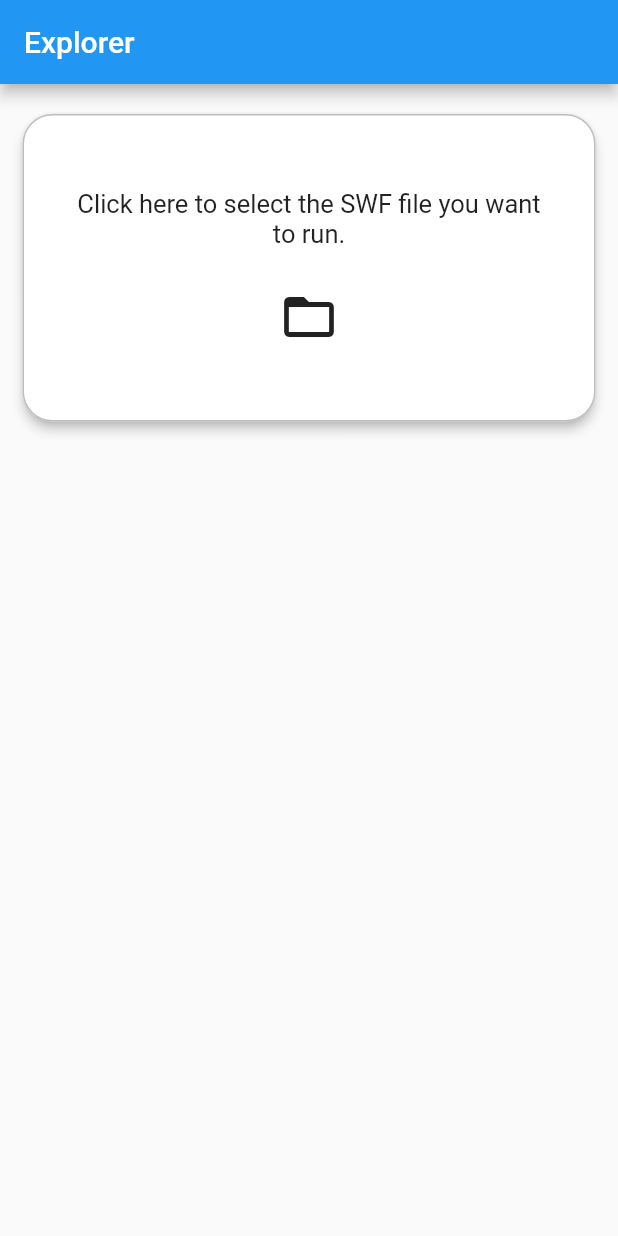
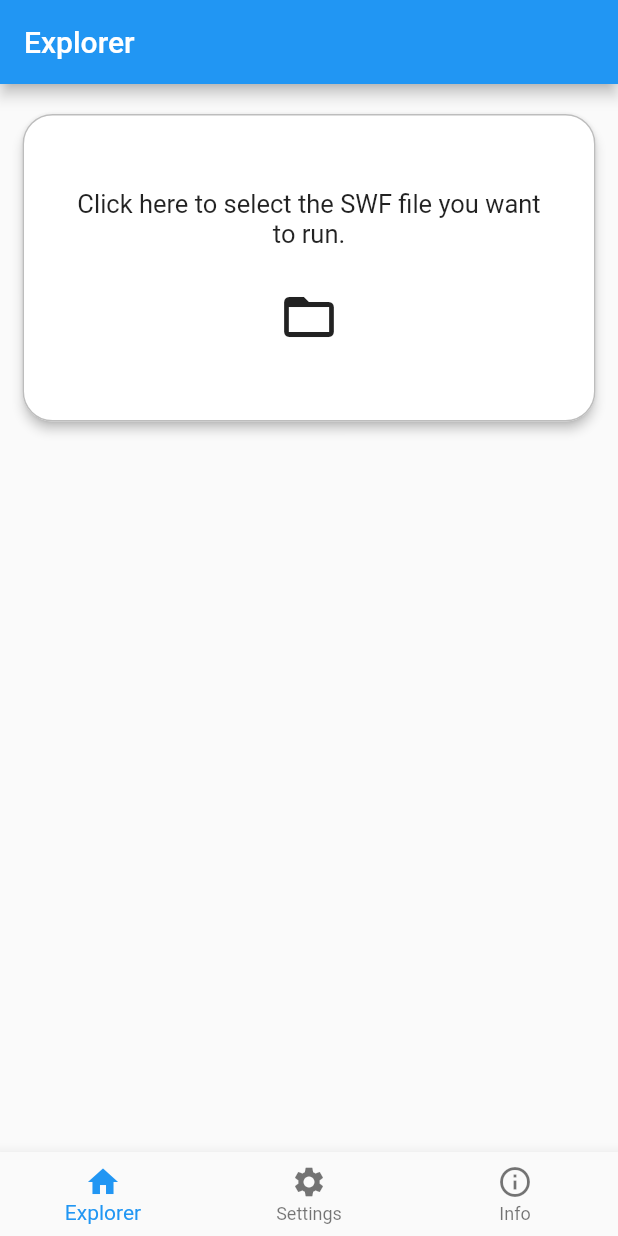
Before and after one commit to jooy2/flaru-mobile, a Flutter app: the screen it shows after launch, on a phone screen of 412 x 824 dp. Run offline on Flutter 3.47's test engine with Material 2 defaults, Android fonts, the phone set to English and light mode, and no system bars; our stand-ins replace file_picker, go_router, shelf, webview_flutter.

Commit message:
add basic bottom navigation menu

```diff
--- a/lib/app_router.dart
+++ b/lib/app_router.dart
@@ -1,8 +1,10 @@
 import 'package:flaru/screens/explorer_screen.dart';
+import 'package:flaru/screens/info_screen.dart';
 import 'package:flaru/screens/player_screen.dart';
+import 'package:flaru/screens/settings_screen.dart';
 import 'package:go_router/go_router.dart';
 
-enum RouteNames { explorer, player }
+enum RouteNames { explorer, player, settings, info }
 
 class AppRouter {
   static final router = GoRouter(initialLocation: '/${RouteNames.explorer.name}', observers: [], routes: [
@@ -16,5 +18,15 @@ class AppRouter {
       path: '/${RouteNames.player.name}',
       builder: (context, state) => PlayerScreen(swfFilePath: state.queryParameters['path']!),
     ),
+    GoRoute(
+      name: RouteNames.settings.name,
+      path: '/${RouteNames.settings.name}',
+      builder: (context, state) => const SettingsScreen(),
+    ),
+    GoRoute(
+      name: RouteNames.info.name,
+      path: '/${RouteNames.info.name}',
+      builder: (context, state) => const InfoScreen(),
+    ),
   ]);
 }
--- /dev/null
+++ b/lib/layouts/app_navigation.dart
@@ -0,0 +1,65 @@
+import 'package:flaru/app_router.dart';
+import 'package:flutter/material.dart';
+import 'package:go_router/go_router.dart';
+
+class AppNavigation extends StatefulWidget {
+  const AppNavigation({Key? key}) : super(key: key);
+
+  @override
+  State<AppNavigation> createState() => _AppNavigationState();
+}
+
+class _AppNavigationState extends State<AppNavigation> {
+  List<NavigationItems> items = [
+    NavigationItems(
+        routerName: RouteNames.explorer.name,
+        item: const BottomNavigationBarItem(
+          icon: Icon(Icons.home),
+          label: 'Explorer',
+        )),
+    NavigationItems(
+        routerName: RouteNames.settings.name,
+        item: const BottomNavigationBarItem(
+          icon: Icon(Icons.settings),
+          label: 'Settings',
+        )),
+    NavigationItems(
+        routerName: RouteNames.info.name,
+        item: const BottomNavigationBarItem(
+          icon: Icon(Icons.info_outline),
+          label: 'Info',
+        ))
+  ];
+
+  int _locationToTabIndex(String location) {
+    final index = items.indexWhere((el) => location.startsWith('/${el.routerName}'));
+    return index == -1 ? 0 : index;
+  }
+
+  @override
+  void initState() {
+    super.initState();
+  }
+
+  void _handleTapNavigationItem(BuildContext context, int tabIndex) {
+    if (tabIndex != _locationToTabIndex(GoRouter.of(context).location)) {
+      context.replaceNamed(items[tabIndex].routerName);
+    }
+  }
+
+  @override
+  Widget build(BuildContext context) {
+    return BottomNavigationBar(
+      items: items.map((el) => el.item).toList(),
+      currentIndex: _locationToTabIndex(GoRouter.of(context).location),
+      onTap: (index) => _handleTapNavigationItem(context, index),
+    );
+  }
+}
+
+class NavigationItems {
+  NavigationItems({required this.routerName, required this.item});
+
+  String routerName;
+  BottomNavigationBarItem item;
+}
--- a/lib/screens/explorer_screen.dart
+++ b/lib/screens/explorer_screen.dart
@@ -1,5 +1,6 @@
 import 'package:file_picker/file_picker.dart';
 import 'package:flaru/app_router.dart';
+import 'package:flaru/layouts/app_navigation.dart';
 import 'package:flutter/material.dart';
 import 'package:go_router/go_router.dart';
 
@@ -34,6 +35,7 @@ class _ExplorerScreenState extends State<ExplorerScreen> {
   Widget build(BuildContext context) {
     return Scaffold(
         appBar: AppBar(title: const Text('Explorer')),
+        bottomNavigationBar: const AppNavigation(),
         body: SafeArea(
             child: Column(children: [
           Card(
```
Also changed, not shown: lib/screens/info_screen.dart (added, +21 -0 lines), lib/screens/settings_screen.dart (added, +21 -0 lines).
